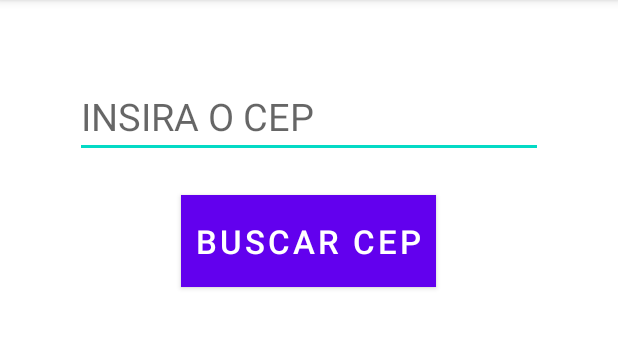
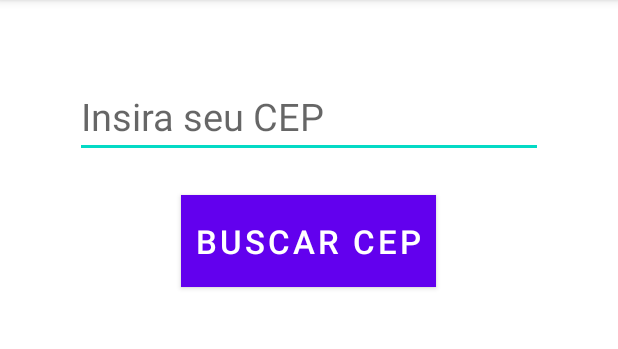
Before and after one commit to lndsilva/BuscaCEPWebApp, an Android app: the screen it shows after launch (MainActivity), on a phone screen of 412 x 824 dp, the part 84-433 px from its top. Run offline under Robolectric (Android 15) with nearby library versions, the phone set to English and light mode, and no system bars.

Commit message:
Busca CEP WEB

```diff
--- a/app/src/main/res/layout/activity_main.xml
+++ b/app/src/main/res/layout/activity_main.xml
@@ -12,7 +12,7 @@
         android:layout_width="match_parent"
         android:layout_height="wrap_content"
         android:digits="0123456789"
-        android:hint="INSIRA O CEP"
+        android:hint="Insira seu CEP"
         android:inputType="number"
         android:textColor="#595959"
         android:textSize="25sp" />
```
